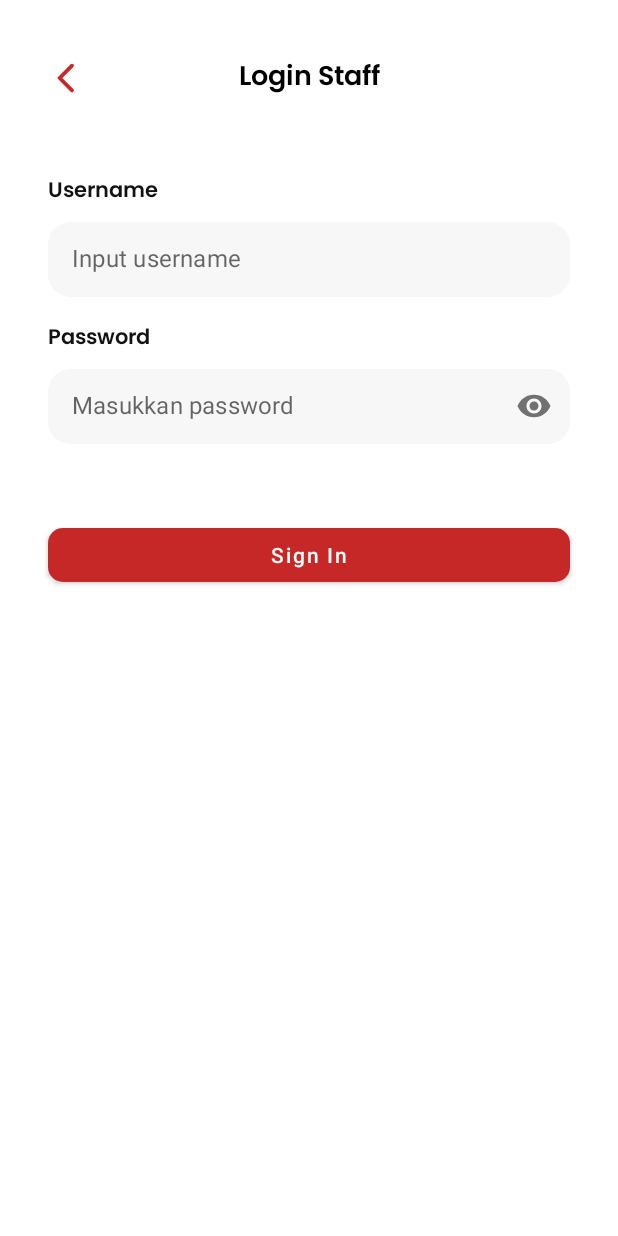
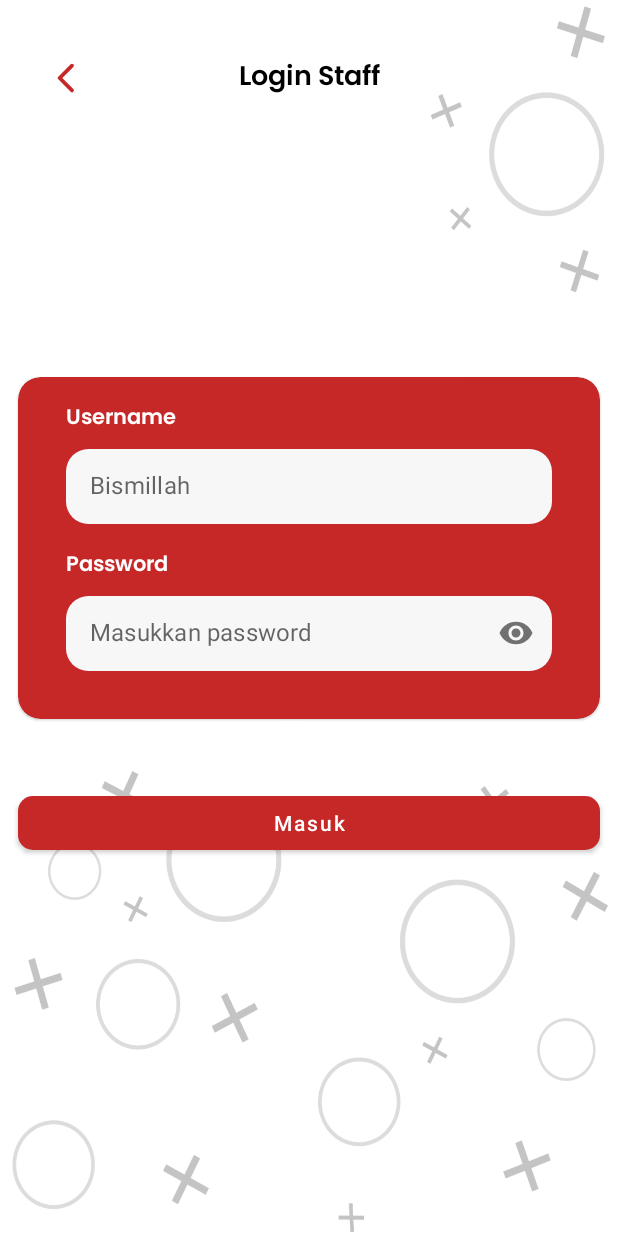
Before and after one commit to SHSXII-FinalExam/FE_EXAM2021, an Android app: the LoginStaffActivity screen opened directly, with no data from a screen before it, on a phone screen of 412 x 824 dp. Run offline under Robolectric (Android 15) with nearby library versions, the phone set to English and light mode, and no system bars.

Commit message:
Updated UI Login Admin & Siswa

```diff
--- a/app/src/main/java/com/example/modul_spp_ukk2021/UI/Home/punyaPetugas/LoginStaffActivity.java
+++ b/app/src/main/java/com/example/modul_spp_ukk2021/UI/Home/punyaPetugas/LoginStaffActivity.java
@@ -92,7 +92,7 @@ public class LoginStaffActivity extends AppCompatActivity {
             });
 
         } else {
-            loadDataPembayaran(username, password);
+            loginStaff(username, password);
         }
     }
 
@@ -101,7 +101,7 @@ public class LoginStaffActivity extends AppCompatActivity {
         return loginStaffRepository.getResult();
     }
 
-    private void loadDataPembayaran(String username, String password) {
+    private void loginStaff(String username, String password) {
         Retrofit retrofit = new Retrofit.Builder()
                 .baseUrl(url)
                 .addConverterFactory(GsonConverterFactory.create())
--- a/app/src/main/res/layout/activity_login_staff.xml
+++ b/app/src/main/res/layout/activity_login_staff.xml
@@ -1,8 +1,125 @@
 <?xml version="1.0" encoding="utf-8"?>
 <androidx.constraintlayout.widget.ConstraintLayout xmlns:android="http://schemas.android.com/apk/res/android"
     xmlns:app="http://schemas.android.com/apk/res-auto"
+    xmlns:tools="http://schemas.android.com/tools"
     android:layout_width="match_parent"
-    android:layout_height="match_parent">
+    android:layout_height="match_parent"
+    android:background="@drawable/decorate_background">
+
+    <com.google.android.material.card.MaterialCardView
+        android:id="@+id/materialCardView6"
+        android:layout_width="match_parent"
+        android:layout_height="wrap_content"
+        android:layout_marginStart="12dp"
+        android:layout_marginEnd="12dp"
+        android:backgroundTint="#C62828"
+        app:cardCornerRadius="15dp"
+        app:layout_constraintBottom_toTopOf="@+id/signin_staff"
+        app:layout_constraintEnd_toEndOf="parent"
+        app:layout_constraintHorizontal_bias="0.5"
+        app:layout_constraintStart_toStartOf="parent"
+        app:layout_constraintTop_toTopOf="parent"
+        app:layout_constraintVertical_chainStyle="packed">
+
+        <androidx.constraintlayout.widget.ConstraintLayout
+            android:layout_width="match_parent"
+            android:layout_height="wrap_content">
+
+            <TextView
+                android:id="@+id/textView2"
+                android:layout_width="151dp"
+                android:layout_height="wrap_content"
+                android:layout_marginStart="32dp"
+                android:layout_marginTop="16dp"
+                android:fontFamily="@font/poppins_semibold"
+                android:text="Username"
+                android:textColor="#FFFFFF"
+                android:textSize="14dp"
+                android:textStyle="bold"
+                app:layout_constraintStart_toStartOf="parent"
+                app:layout_constraintTop_toTopOf="parent" />
+
+            <com.google.android.material.textfield.TextInputLayout
+                android:id="@+id/textInputLayout"
+                android:layout_width="match_parent"
+                android:layout_height="50dp"
+                android:layout_marginStart="32dp"
+                android:layout_marginTop="8dp"
+                android:layout_marginEnd="32dp"
+                android:textColorHint="#999999"
+                app:boxBackgroundColor="#F7F7F7"
+                app:boxCornerRadiusBottomEnd="15dp"
+                app:boxCornerRadiusBottomStart="15dp"
+                app:boxCornerRadiusTopEnd="15dp"
+                app:boxCornerRadiusTopStart="15dp"
+                app:boxStrokeWidth="0dp"
+                app:boxStrokeWidthFocused="0dp"
+                app:hintEnabled="false"
+                app:layout_constraintEnd_toEndOf="parent"
+                app:layout_constraintStart_toStartOf="parent"
+                app:layout_constraintTop_toBottomOf="@+id/textView2">
+
+                <com.google.android.material.textfield.TextInputEditText
+                    android:id="@+id/login_StaffUsername"
+                    android:layout_width="match_parent"
+                    android:layout_height="wrap_content"
+                    android:hint="Bismillah"
+                    android:inputType="text"
+                    android:maxLength="10"
+                    android:paddingTop="15dp"
+                    android:paddingBottom="15dp"
+                    android:singleLine="true" />
+            </com.google.android.material.textfield.TextInputLayout>
+
+            <TextView
+                android:id="@+id/textView3"
+                android:layout_width="151dp"
+                android:layout_height="wrap_content"
+                android:layout_marginStart="32dp"
+                android:layout_marginTop="16dp"
+                android:fontFamily="@font/poppins_semibold"
+                android:text="Password"
+                android:textColor="#FFFFFF"
+                android:textSize="14dp"
+                android:textStyle="bold"
+                app:layout_constraintStart_toStartOf="parent"
+                app:layout_constraintTop_toBottomOf="@+id/textInputLayout" />
+
+            <com.google.android.material.textfield.TextInputLayout
+                android:id="@+id/textInputLayout2"
+                android:layout_width="match_parent"
+                android:layout_height="50dp"
+                android:layout_marginStart="32dp"
+                android:layout_marginTop="8dp"
+                android:layout_marginEnd="32dp"
+                android:layout_marginBottom="32dp"
+                android:textColorHint="#999999"
+                app:boxBackgroundColor="#F7F7F7"
+                app:boxCornerRadiusBottomEnd="15dp"
+                app:boxCornerRadiusBottomStart="15dp"
+                app:boxCornerRadiusTopEnd="15dp"
+                app:boxCornerRadiusTopStart="15dp"
+                app:boxStrokeWidth="0dp"
+                app:boxStrokeWidthFocused="0dp"
+                app:hintEnabled="false"
+                app:layout_constraintBottom_toBottomOf="parent"
+                app:layout_constraintEnd_toEndOf="parent"
+                app:layout_constraintStart_toStartOf="parent"
+                app:layout_constraintTop_toBottomOf="@+id/textView3"
+                app:passwordToggleEnabled="true">
+
+                <com.google.android.material.textfield.TextInputEditText
+                    android:id="@+id/login_StaffPass"
+                    android:layout_width="match_parent"
+                    android:layout_height="wrap_content"
+                    android:hint="Masukkan password"
+                    android:inputType="textPassword"
+                    android:paddingTop="15dp"
+                    android:paddingBottom="15dp"
+                    android:singleLine="true" />
+            </com.google.android.material.textfield.TextInputLayout>
+        </androidx.constraintlayout.widget.ConstraintLayout>
+    </com.google.android.material.card.MaterialCardView>
 
     <ImageView
         android:id="@+id/imageView"
@@ -28,108 +145,18 @@
         app:layout_constraintStart_toStartOf="parent"
         app:layout_constraintTop_toTopOf="@+id/imageView" />
 
-    <TextView
-        android:id="@+id/textView2"
-        android:layout_width="151dp"
-        android:layout_height="wrap_content"
-        android:layout_marginStart="32dp"
-        android:layout_marginTop="48dp"
-        android:fontFamily="@font/poppins_semibold"
-        android:text="Username"
-        android:textColor="#121212"
-        android:textSize="14dp"
-        android:textStyle="bold"
-        app:layout_constraintStart_toStartOf="parent"
-        app:layout_constraintTop_toBottomOf="@+id/textView" />
-
-    <com.google.android.material.textfield.TextInputLayout
-        android:id="@+id/textInputLayout"
-        android:layout_width="match_parent"
-        android:layout_height="50dp"
-        android:layout_marginStart="32dp"
-        android:layout_marginTop="8dp"
-        android:layout_marginEnd="32dp"
-        android:textColorHint="#999999"
-        app:boxBackgroundColor="#F7F7F7"
-        app:boxCornerRadiusBottomEnd="15dp"
-        app:boxCornerRadiusBottomStart="15dp"
-        app:boxCornerRadiusTopEnd="15dp"
-        app:boxCornerRadiusTopStart="15dp"
-        app:boxStrokeWidth="0dp"
-        app:boxStrokeWidthFocused="0dp"
-        app:hintEnabled="false"
-        app:layout_constraintEnd_toEndOf="parent"
-        app:layout_constraintStart_toStartOf="parent"
-        app:layout_constraintTop_toBottomOf="@+id/textView2">
-
-        <com.google.android.material.textfield.TextInputEditText
-            android:id="@+id/login_StaffUsername"
-            android:layout_width="match_parent"
-            android:layout_height="wrap_content"
-            android:hint="Input username"
-            android:paddingTop="15dp"
-            android:paddingBottom="15dp"
-            android:singleLine="true" />
-    </com.google.android.material.textfield.TextInputLayout>
-
-    <TextView
-        android:id="@+id/textView3"
-        android:layout_width="151dp"
-        android:layout_height="wrap_content"
-        android:layout_marginStart="32dp"
-        android:layout_marginTop="16dp"
-        android:fontFamily="@font/poppins_semibold"
-        android:text="Password"
-        android:textColor="#121212"
-        android:textSize="14dp"
-        android:textStyle="bold"
-        app:layout_constraintStart_toStartOf="parent"
-        app:layout_constraintTop_toBottomOf="@+id/textInputLayout" />
-
-    <com.google.android.material.textfield.TextInputLayout
-        android:id="@+id/textInputLayout2"
-        android:layout_width="match_parent"
-        android:layout_height="50dp"
-        android:layout_marginStart="32dp"
-        android:layout_marginTop="8dp"
-        android:layout_marginEnd="32dp"
-        android:textColorHint="#999999"
-        app:boxBackgroundColor="#F7F7F7"
-        app:boxCornerRadiusBottomEnd="15dp"
-        app:boxCornerRadiusBottomStart="15dp"
-        app:boxCornerRadiusTopEnd="15dp"
-        app:boxCornerRadiusTopStart="15dp"
-        app:boxStrokeWidth="0dp"
-        app:boxStrokeWidthFocused="0dp"
-        app:hintEnabled="false"
-        app:layout_constraintEnd_toEndOf="parent"
-        app:layout_constraintStart_toStartOf="parent"
-        app:layout_constraintTop_toBottomOf="@+id/textView3"
-        app:passwordToggleEnabled="true">
-
-        <com.google.android.material.textfield.TextInputEditText
-            android:id="@+id/login_StaffPass"
-            android:layout_width="match_parent"
-            android:layout_height="wrap_content"
-            android:hint="Masukkan password"
-            android:inputType="textPassword"
-            android:paddingTop="15dp"
-            android:paddingBottom="15dp"
-            android:singleLine="true" />
-    </com.google.android.material.textfield.TextInputLayout>
-
     <com.google.android.material.button.MaterialButton
         android:id="@+id/signin_staff"
-        android:layout_width="match_parent"
+        android:layout_width="0dp"
         android:layout_height="wrap_content"
-        android:layout_marginStart="32dp"
-        android:layout_marginTop="50dp"
-        android:layout_marginEnd="32dp"
-        android:text="Sign In"
+        android:layout_marginTop="45dp"
+        android:text="Masuk"
         android:textAllCaps="false"
         app:cornerRadius="10dp"
-        app:layout_constraintEnd_toEndOf="parent"
-        app:layout_constraintStart_toStartOf="parent"
-        app:layout_constraintTop_toBottomOf="@+id/textInputLayout2" />
+        app:layout_constraintBottom_toBottomOf="parent"
+        app:layout_constraintEnd_toEndOf="@+id/materialCardView6"
+        app:layout_constraintHorizontal_bias="0.0"
+        app:layout_constraintStart_toStartOf="@+id/materialCardView6"
+        app:layout_constraintTop_toBottomOf="@+id/materialCardView6" />
 
 </androidx.constraintlayout.widget.ConstraintLayout>
```
Also changed, not shown: app/src/main/res/layout/activity_login_siswa.xml (+57 -32 lines), app/src/main/res/drawable/decorate_background.png.
